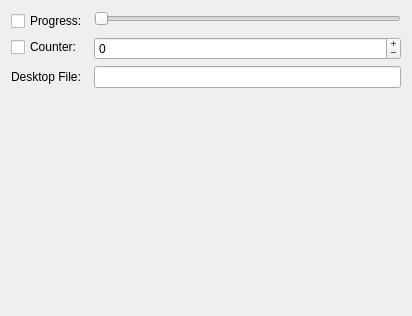
Qt form Example/widget.ui (Skycoder42/QTaskbarControl) before a commit.
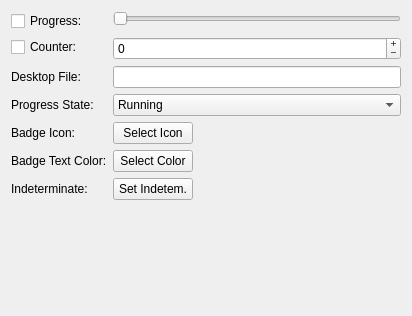
The same form after that commit.

Commit message: added badge logic and attributes

What changed in the file:
```diff
--- a/Example/widget.ui
+++ b/Example/widget.ui
@@ -67,6 +67,125 @@
        </property>
       </widget>
      </item>
+     <item row="3" column="0">
+      <widget class="QLabel" name="progressStateLabel">
+       <property name="text">
+        <string>Progress State:</string>
+       </property>
+      </widget>
+     </item>
+     <item row="3" column="1">
+      <widget class="QComboBox" name="progressStateComboBox">
+       <item>
+        <property name="text">
+         <string>Running</string>
+        </property>
+       </item>
+       <item>
+        <property name="text">
+         <string>Paused</string>
+        </property>
+       </item>
+       <item>
+        <property name="text">
+         <string>Stopped</string>
+        </property>
+       </item>
+      </widget>
+     </item>
+     <item row="4" column="0">
+      <widget class="QLabel" name="badgeIconLabel">
+       <property name="text">
+        <string>Badge Icon:</string>
+       </property>
+      </widget>
+     </item>
+     <item row="4" column="1">
+      <layout class="QHBoxLayout" name="horizontalLayout">
+       <item>
+        <widget class="QPushButton" name="badgeIconPushButton">
+         <property name="text">
+          <string>Select Icon</string>
+         </property>
+        </widget>
+       </item>
+       <item>
+        <spacer name="horizontalSpacer">
+         <property name="orientation">
+          <enum>Qt::Horizontal</enum>
+         </property>
+         <property name="sizeHint" stdset="0">
+          <size>
+           <width>40</width>
+           <height>20</height>
+          </size>
+         </property>
+        </spacer>
+       </item>
+      </layout>
+     </item>
+     <item row="5" column="0">
+      <widget class="QLabel" name="badgeTextColorLabel">
+       <property name="text">
+        <string>Badge Text Color:</string>
+       </property>
+      </widget>
+     </item>
+     <item row="5" column="1">
+      <layout class="QHBoxLayout" name="horizontalLayout_2">
+       <item>
+        <widget class="QPushButton" name="badgeTextColorPushButton">
+         <property name="text">
+          <string>Select Color</string>
+         </property>
+        </widget>
+       </item>
+       <item>
+        <spacer name="horizontalSpacer_2">
+         <property name="orientation">
+          <enum>Qt::Horizontal</enum>
+         </property>
+         <property name="sizeHint" stdset="0">
+          <size>
+           <width>40</width>
+           <height>20</height>
+          </size>
+         </property>
+        </spacer>
+       </item>
+      </layout>
+     </item>
+     <item row="6" column="0">
+      <widget class="QLabel" name="indeterminateLabel">
+       <property name="text">
+        <string>Indeterminate:</string>
+       </property>
+      </widget>
+     </item>
+     <item row="6" column="1">
+      <layout class="QHBoxLayout" name="horizontalLayout_3">
+       <item>
+        <widget class="QPushButton" name="indeterminatePushButton">
+         <property name="text">
+          <string>Set Indetem.</string>
+         </property>
+        </widget>
+       </item>
+       <item>
+        <spacer name="horizontalSpacer_3">
+         <property name="orientation">
+          <enum>Qt::Horizontal</enum>
+         </property>
+         <property name="sizeHint" stdset="0">
+          <size>
+           <width>40</width>
+           <height>20</height>
+          </size>
+         </property>
+        </spacer>
+       </item>
+      </layout>
+     </item>
     </layout>
    </item>
   </layout>
```
The commit also changes 8 other files.
